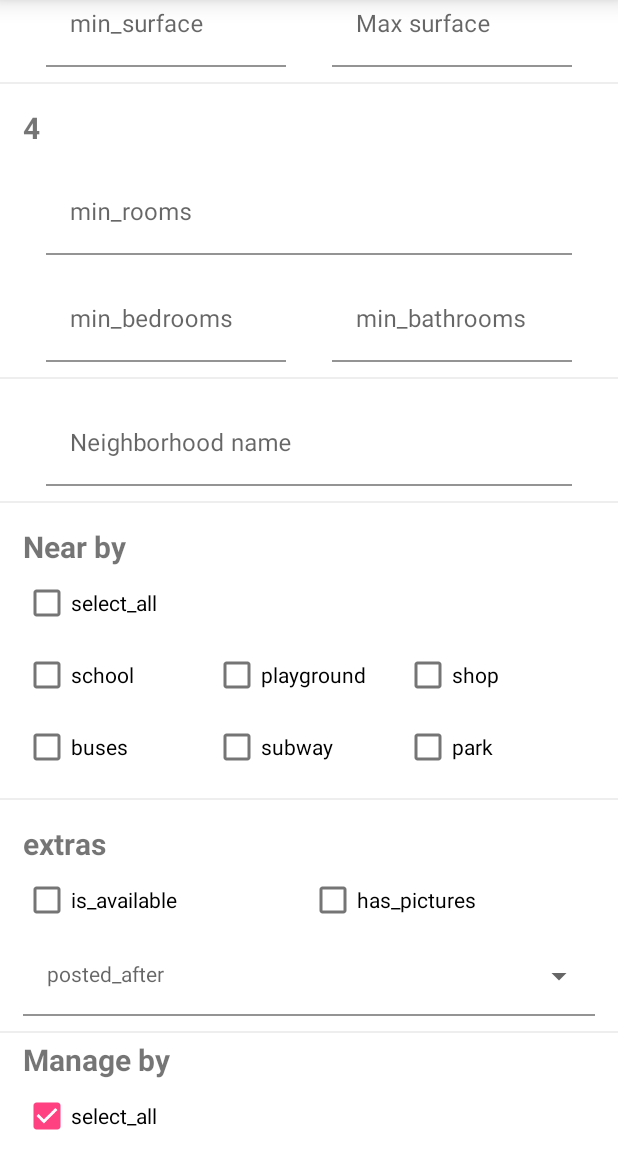
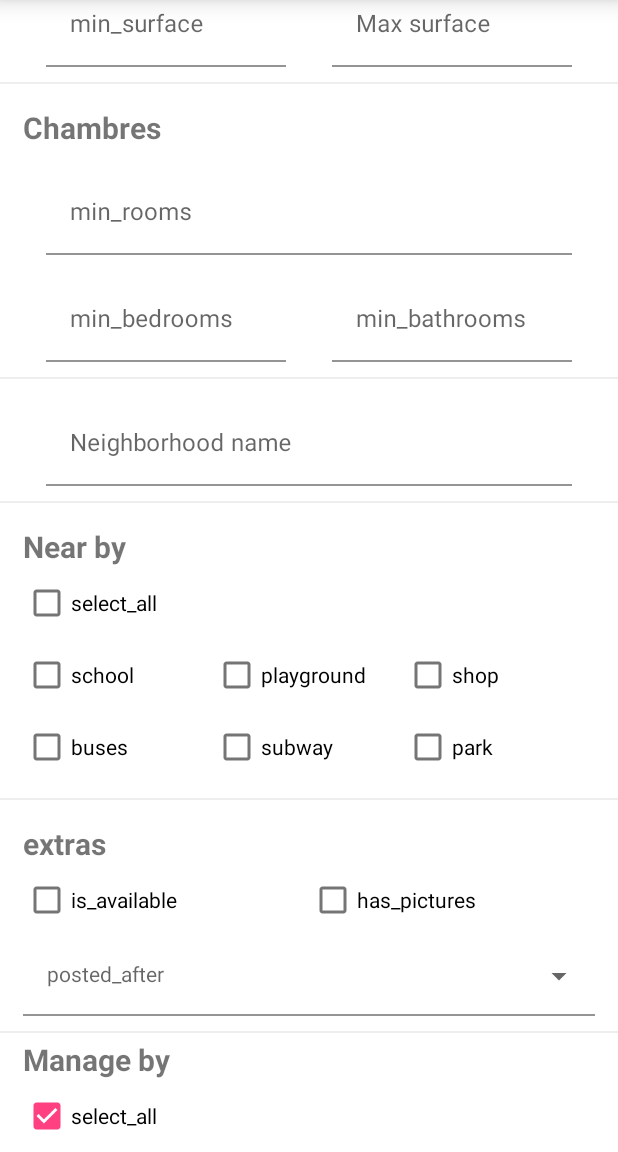
Before and after one commit to David-OA/Projet-8-OC, an Android app: the SearchPropertyActivity screen opened directly, with no data from a screen before it, scrolled down 392 dp, on a phone screen of 412 x 824 dp, the part 84-1236 px from its top. Run offline under Robolectric (Android 15) with nearby library versions, the phone set to English and light mode, and no system bars; Roboto replaces fonts that are not available here.

Commit message:
I add some string.

```diff
--- a/RealEstateManager/app/src/main/res/values/strings.xml
+++ b/RealEstateManager/app/src/main/res/values/strings.xml
@@ -6,8 +6,10 @@
     <string name="info_fragment_label">Maisons Info</string>
 
     <string name="architecte">Architecte</string>
-    <string name="rooms">4</string>
-    <string name="bath">4</string>
+    <string name="rooms">Chambres</string>
+    <string name="price">Prix</string>
+    <string name="surface">Surface</string>
+    <string name="bath">Bain</string>
 
 
     <!-- Add property-->
```
